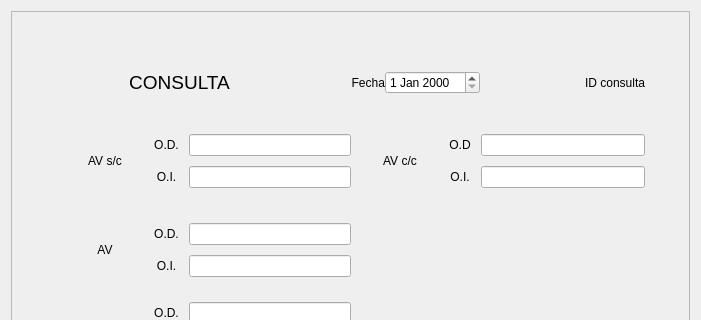
The window that Llenar_Consulta.ui (Matapuercos666/OPTICA) describes before a commit, drawn with Qt 5; both pictures show x 0 to 701 and y 0 to 320 of the 701 by 804 pixel window.
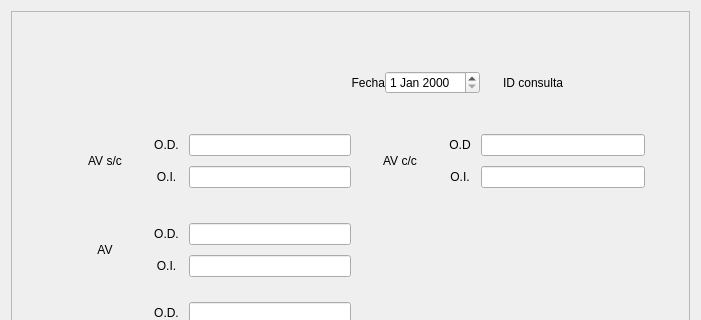
The same window after the commit.

The edit to the form file:
```diff
--- a/Llenar_Consulta.ui
+++ b/Llenar_Consulta.ui
@@ -1,7 +1,7 @@
 <?xml version="1.0" encoding="UTF-8"?>
 <ui version="4.0">
  <class>Llenar_Consulta</class>
- <widget class="QDialog" name="Llenar_Consulta">
+ <widget class="QWidget" name="Llenar_Consulta">
   <property name="geometry">
    <rect>
     <x>0</x>
@@ -28,7 +28,7 @@
         <x>0</x>
         <y>0</y>
         <width>664</width>
-        <height>813</height>
+        <height>809</height>
        </rect>
       </property>
       <layout class="QGridLayout" name="gridLayout_3">
@@ -320,7 +320,7 @@
          <item row="2" column="1">
           <layout class="QGridLayout" name="gridLayout">
            <item row="0" column="0">
-            <layout class="QHBoxLayout" name="horizontalLayout_16" stretch="3,1,1,2">
+            <layout class="QHBoxLayout" name="horizontalLayout_16" stretch="3,1,1,1,1">
              <property name="topMargin">
               <number>15</number>
              </property>
@@ -328,19 +328,17 @@
               <number>15</number>
              </property>
              <item>
-              <widget class="QLabel" name="Titulo2">
-               <property name="font">
-                <font>
-                 <pointsize>14</pointsize>
-                </font>
+              <spacer name="horizontalSpacer_2">
+               <property name="orientation">
+                <enum>Qt::Orientation::Horizontal</enum>
                </property>
-               <property name="text">
-                <string>CONSULTA</string>
+               <property name="sizeHint" stdset="0">
+                <size>
+                 <width>40</width>
+                 <height>20</height>
+                </size>
                </property>
-               <property name="alignment">
-                <set>Qt::AlignmentFlag::AlignCenter</set>
-               </property>
-              </widget>
+              </spacer>
              </item>
              <item>
               <widget class="QLabel" name="label">
@@ -356,7 +354,7 @@
               <widget class="QDateEdit" name="FECHA"/>
              </item>
              <item>
-              <widget class="QLabel" name="IdConsulta">
+              <widget class="QLabel" name="Titulo5_2">
                <property name="text">
                 <string>ID consulta</string>
                </property>
@@ -365,6 +363,13 @@
                </property>
               </widget>
              </item>
+             <item>
+              <widget class="QLabel" name="IdConsulta">
+               <property name="text">
+                <string/>
+               </property>
+              </widget>
+             </item>
             </layout>
            </item>
           </layout>
```
Left out of the diff: 2 changed lines with no effect on the pictures.
